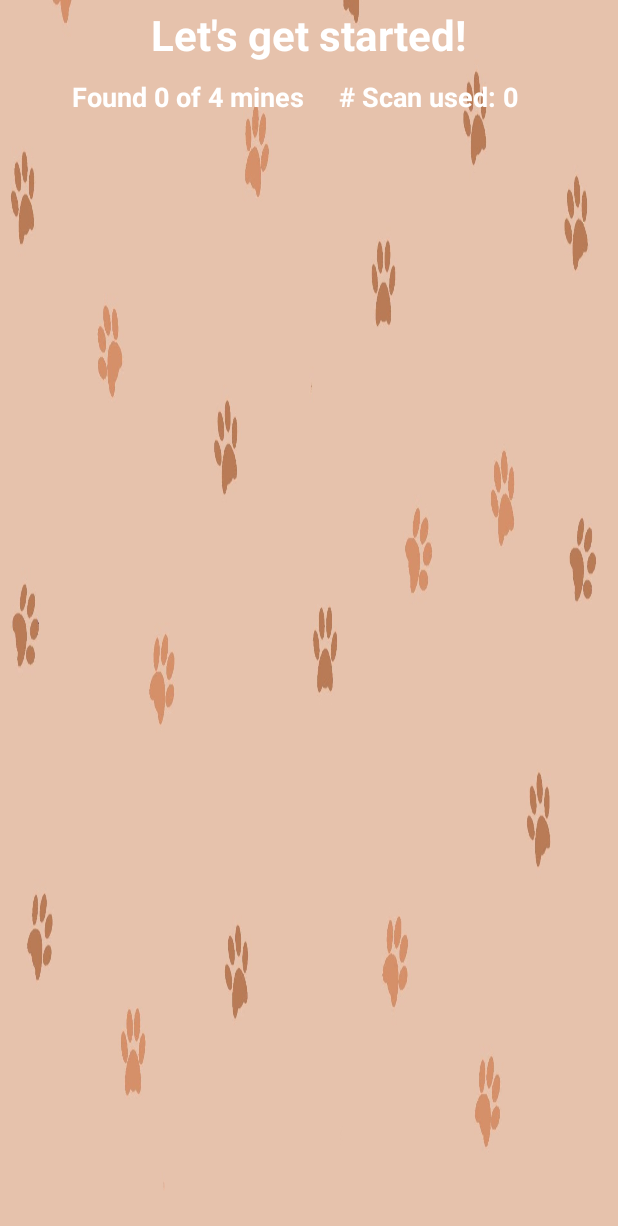
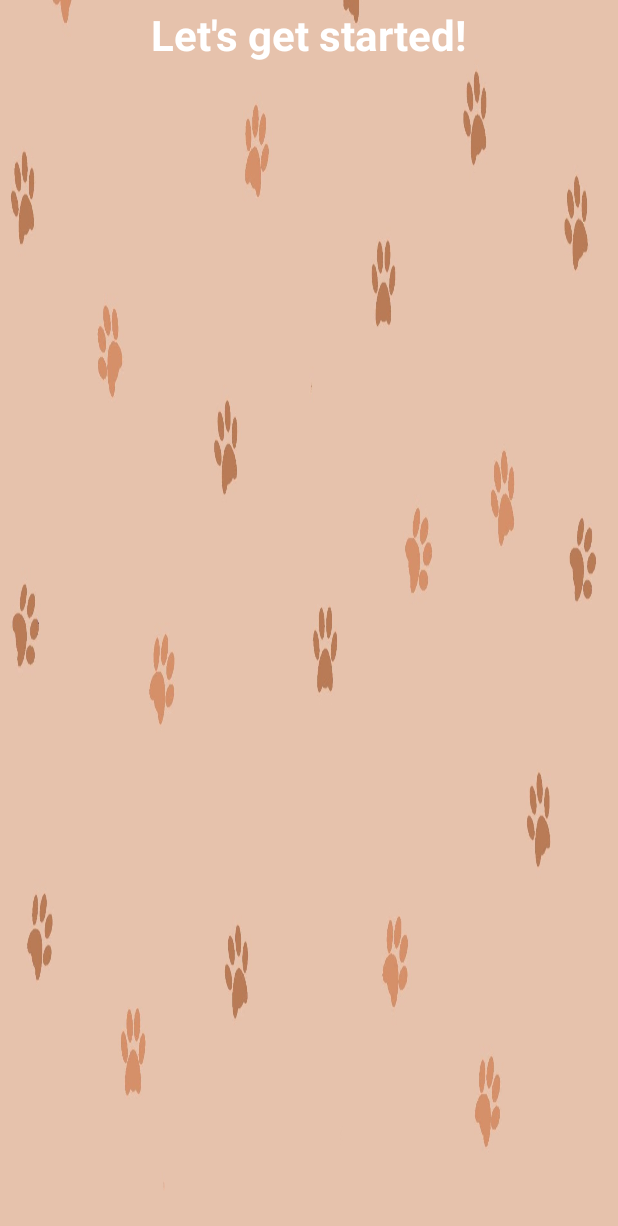
Before and after one commit to bryanjhdang/Mineseeker-Game, an Android app: the layout activity_game.xml on its own in the app's theme, with its tools: preview values and no code run, on a phone screen of 412 x 824 dp. Shown: the top 1226 px of the screen. Run offline under Robolectric (Android 15) with nearby library versions, the phone set to English and light mode, and no system bars.

Commit message:
Update the GameActivity.java
Show the number of hidden mines when a mine is clicked again.

```diff
--- a/app/src/main/res/layout/activity_game.xml
+++ b/app/src/main/res/layout/activity_game.xml
@@ -8,12 +8,11 @@
     android:background="@drawable/paw_background">
 
     <TextView
-        android:id="@+id/textView3"
+        android:id="@+id/numCatsFound"
         android:layout_width="wrap_content"
         android:layout_height="wrap_content"
         android:layout_marginStart="48dp"
         android:layout_marginTop="52dp"
-        android:text="Found 0 of 4 mines"
         android:textSize="18sp"
         android:textColor="@color/white"
         android:textStyle="bold"
@@ -21,31 +20,30 @@
         app:layout_constraintTop_toTopOf="parent" />
 
     <TextView
-        android:id="@+id/textView2"
-        android:layout_width="129dp"
-        android:layout_height="27dp"
+        android:id="@+id/numScansUsed"
+        android:layout_width="wrap_content"
+        android:layout_height="wrap_content"
         android:layout_marginTop="52dp"
         android:layout_marginEnd="56dp"
-        android:text="# Scan used: 0"
         android:textColor="@color/white"
         android:textSize="18sp"
         android:textStyle="bold"
         app:layout_constraintEnd_toEndOf="parent"
         app:layout_constraintHorizontal_bias="0.962"
-        app:layout_constraintStart_toEndOf="@+id/textView3"
         app:layout_constraintTop_toTopOf="parent" />
 
     <TableLayout
         android:id="@+id/tableForButtons"
         android:layout_width="674dp"
         android:layout_height="270dp"
+        android:layout_marginBottom="28dp"
         android:stretchColumns="*"
         app:layout_constraintBottom_toBottomOf="parent"
         app:layout_constraintEnd_toEndOf="parent"
         app:layout_constraintHorizontal_bias="0.444"
         app:layout_constraintStart_toStartOf="parent"
-        app:layout_constraintTop_toBottomOf="@+id/textView3"
-        app:layout_constraintVertical_bias="0.277">
+        app:layout_constraintTop_toBottomOf="@+id/numCatsFound"
+        app:layout_constraintVertical_bias="0.846">
 
     </TableLayout>
 
```
Also changed, not shown: app/src/main/java/cmpt276/as3/assignment3/GameActivity.java (+44 -13 lines), app/src/main/java/cmpt276/as3/assignment3/model/CellInformation.java (+10 -0 lines), app/src/main/java/cmpt276/as3/assignment3/model/MineSeeker.java (+19 -1 lines), app/src/main/res/drawable/cat2.png (added).
